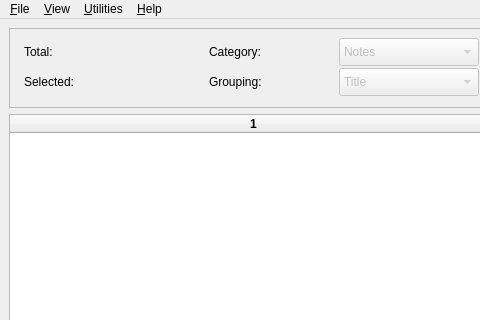
erykjj/jwlmanager, file res/locales/UI/main_window.ui: the form before one commit; both pictures show x 0 to 480 and y 0 to 320 of the 728 by 795 pixel window.
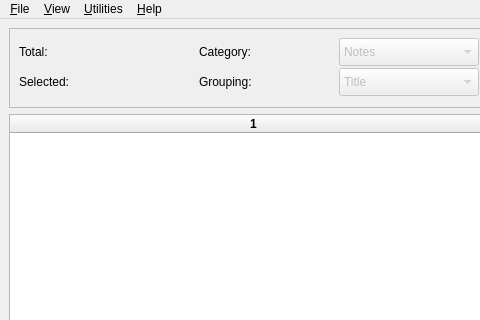
The form after the commit. Icons and pictures are not drawn.

Commit message: Adjust layout

Patch:
```diff
--- a/res/locales/UI/main_window.ui
+++ b/res/locales/UI/main_window.ui
@@ -149,9 +149,9 @@
          <widget class="QLabel" name="total">
           <property name="geometry">
            <rect>
-            <x>110</x>
+            <x>100</x>
             <y>1</y>
-            <width>70</width>
+            <width>60</width>
             <height>28</height>
            </rect>
           </property>
@@ -168,9 +168,9 @@
          <widget class="QLabel" name="label_grouping">
           <property name="geometry">
            <rect>
-            <x>190</x>
+            <x>180</x>
             <y>30</y>
-            <width>130</width>
+            <width>140</width>
             <height>28</height>
            </rect>
           </property>
@@ -187,9 +187,9 @@
          <widget class="QLabel" name="selected">
           <property name="geometry">
            <rect>
-            <x>110</x>
+            <x>100</x>
             <y>31</y>
-            <width>70</width>
+            <width>60</width>
             <height>28</height>
            </rect>
           </property>
@@ -206,7 +206,7 @@
          <widget class="QLabel" name="label_selected">
           <property name="geometry">
            <rect>
-            <x>5</x>
+            <x>0</x>
             <y>30</y>
             <width>100</width>
             <height>28</height>
@@ -219,9 +219,9 @@
          <widget class="QLabel" name="label_category">
           <property name="geometry">
            <rect>
-            <x>190</x>
+            <x>180</x>
             <y>0</y>
-            <width>130</width>
+            <width>140</width>
             <height>28</height>
            </rect>
           </property>
@@ -279,7 +279,7 @@
          <widget class="QLabel" name="label_total">
           <property name="geometry">
            <rect>
-            <x>5</x>
+            <x>0</x>
             <y>0</y>
             <width>100</width>
             <height>28</height>
```
The commit also changes 1 other file.
